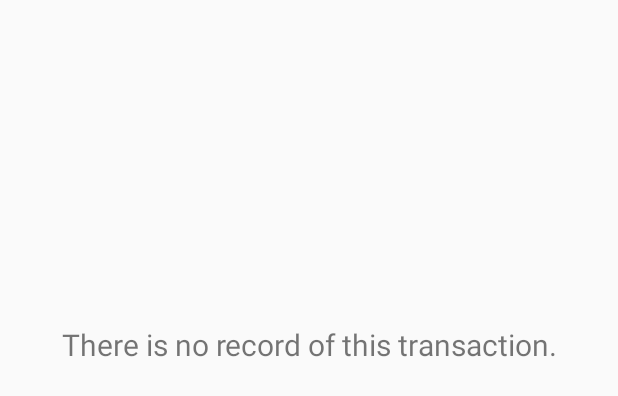
After one commit to Ace-Lin/KTV, an Android app: the layout fragment_search.xml on its own in the app's theme, with its tools: preview values and no code run, on a phone screen of 412 x 824 dp. The commit adds this screen. Shown: the top 396 px of the screen. Run offline under Robolectric (Android 15) with nearby library versions, the phone set to English and light mode, and no system bars.

Commit message:
搜索脚本

```diff
--- /dev/null
+++ b/app/src/main/res/layout/fragment_search.xml
@@ -0,0 +1,30 @@
+<?xml version="1.0" encoding="utf-8"?>
+<LinearLayout xmlns:android="http://schemas.android.com/apk/res/android"
+    xmlns:tools="http://schemas.android.com/tools"
+    android:layout_width="match_parent"
+    android:layout_height="wrap_content"
+    android:orientation="vertical">
+
+    <ListView
+        android:id="@+id/search_listview"
+        android:layout_width="match_parent"
+        android:layout_height="wrap_content"
+        android:divider="#00000000"
+        android:dividerHeight="10dp"
+        android:padding="8dp"
+        >
+
+    </ListView>
+
+    <TextView
+        android:id="@+id/search_feedback"
+        android:layout_width="match_parent"
+        android:layout_height="wrap_content"
+        android:gravity="center"
+        android:textSize="20dp"
+        android:text="@string/no_record"
+        android:layout_marginTop="200dp"
+        >
+
+    </TextView>
+</LinearLayout>
--- a/app/src/main/res/menu/search_toolbar.xml
+++ b/app/src/main/res/menu/search_toolbar.xml
@@ -4,7 +4,7 @@
 
     <!--永远显示在(菜单)中-->
     <item
-        android:id="@+id/histody_search"
+        android:id="@+id/history_search"
         android:icon="@mipmap/icon_search"
         android:title="search"
         app:showAsAction="always"
--- a/app/src/main/res/values/strings.xml
+++ b/app/src/main/res/values/strings.xml
@@ -69,4 +69,7 @@
     <string name="dollar"> $ </string>
     <string name="detail_count"> X </string>
 
+    <!-- TODO: Remove or change this placeholder text -->
+    <string name="no_record">There is no record of this transaction.</string>
+
 </resources>
```
Also changed, not shown: app/src/main/java/com/newland/karaoke/fragment/SearchFragment.java (added, +121 -0 lines).
